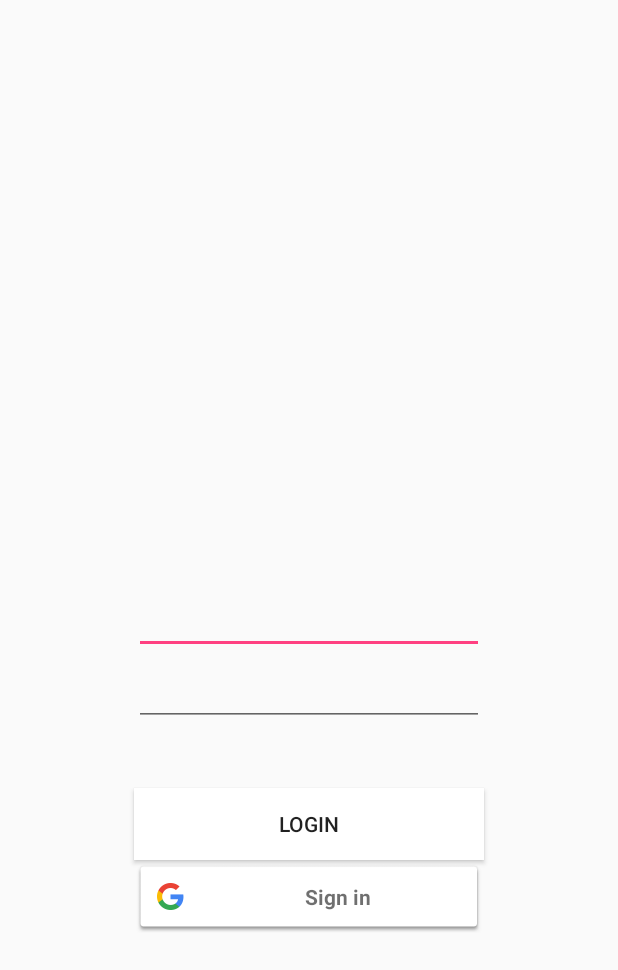
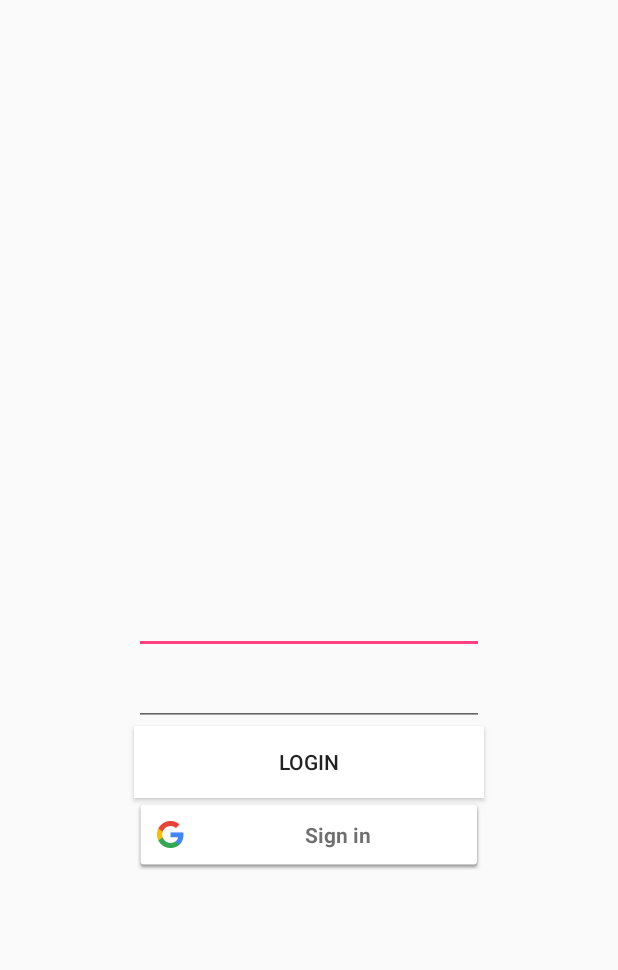
Before and after one commit to havefn/civix, an Android app: the LoginActivity screen opened directly, with no data from a screen before it, on a phone screen of 412 x 824 dp. Shown: the top 970 px of the screen. Run offline under Robolectric (Android 15) with nearby library versions, the phone set to English and light mode, and no system bars; our stand-ins replace Firebase (no records; nobody signed in at launch, a user with empty details on screens opened directly).

Commit message:
Enable google sign in to next activity. Normal login still doesn't work.

```diff
--- a/app/src/main/java/com/havefn/civix/RegistrationActivity.java
+++ b/app/src/main/java/com/havefn/civix/RegistrationActivity.java
@@ -52,8 +52,6 @@ public class RegistrationActivity extends AppCompatActivity {
                             .setPositiveButton(android.R.string.ok, null);
                     AlertDialog dialog = builder.create();
                     dialog.show();
-                    Toast.makeText(RegistrationActivity.this, "Empty",
-                            Toast.LENGTH_SHORT).show();
                 } else if (password.length() < 8) {
                     AlertDialog.Builder builder = new AlertDialog.Builder(RegistrationActivity.this);
                     builder.setMessage(R.string.password_too_short)
--- a/app/src/main/res/layout/activity_login.xml
+++ b/app/src/main/res/layout/activity_login.xml
@@ -29,27 +29,26 @@
         android:layout_below="@+id/tf_email_login"
         android:layout_centerHorizontal="true" />
 
+    <com.google.android.gms.common.SignInButton
+        android:layout_width="wrap_content"
+        android:layout_height="wrap_content"
+        android:id="@+id/btn_login_google"
+        android:layout_below="@+id/btn_login"
+        android:layout_alignRight="@+id/btn_login"
+        android:layout_alignEnd="@+id/btn_login"
+        android:layout_alignLeft="@+id/btn_login"
+        android:layout_alignStart="@+id/btn_login"></com.google.android.gms.common.SignInButton>
+
     <Button
         android:layout_width="wrap_content"
         android:layout_height="wrap_content"
         android:text="LOGIN"
-        android:id="@+id/btn_register"
+        android:id="@+id/btn_login"
         android:background="#ffffff"
         android:layout_below="@+id/tf_password_login"
+        android:layout_alignRight="@+id/tf_password_login"
+        android:layout_alignEnd="@+id/tf_password_login"
         android:layout_alignLeft="@+id/tf_password_login"
-        android:layout_alignStart="@+id/tf_password_login"
-        android:layout_marginTop="41dp"
-        android:layout_alignRight="@+id/tf_password_login"
-        android:layout_alignEnd="@+id/tf_password_login" />
-
-    <com.google.android.gms.common.SignInButton
-        android:layout_width="wrap_content"
-        android:layout_height="wrap_content"
-        android:layout_below="@+id/btn_register"
-        android:layout_alignLeft="@+id/btn_register"
-        android:layout_alignStart="@+id/btn_register"
-        android:layout_alignRight="@+id/btn_register"
-        android:layout_alignEnd="@+id/btn_register"
-        android:id="@+id/btn_login_google"></com.google.android.gms.common.SignInButton>
+        android:layout_alignStart="@+id/tf_password_login" />
 
 </RelativeLayout>
--- a/app/src/main/res/values/strings.xml
+++ b/app/src/main/res/values/strings.xml
@@ -8,7 +8,7 @@
     <string name="password_too_short">Your password must be more than 7 characters</string>
     <string name="register_error_title">Error!</string>
     <string name="register_success">Account successfully created! You can now Login.</string>
-    <string name="login_error_message">Please make sure you enter an email address and password!</string>
+    <string name="login_error_message">Please make sure you enter a correct email address and password!</string>
     <string name="login_error_title">Error!</string>
     <string name="login_button_label">Login</string>
     <string name="register_text">Sign Up!</string>
```
Also changed, not shown: app/src/main/java/com/havefn/civix/LoginActivity.java (+66 -11 lines).
